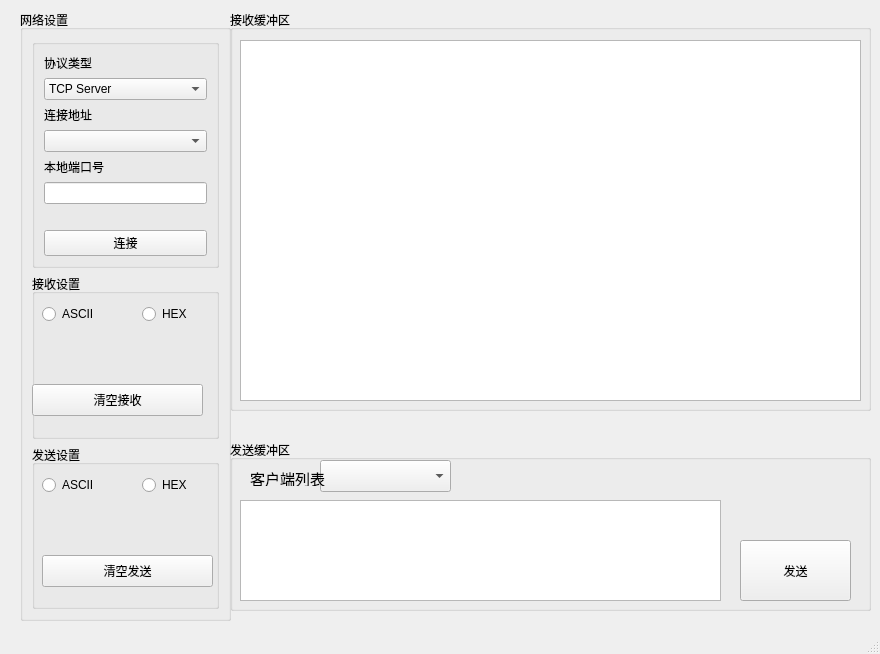
Qt form MainWindow.ui (yangpf92/nettool_for_mac) before a commit.
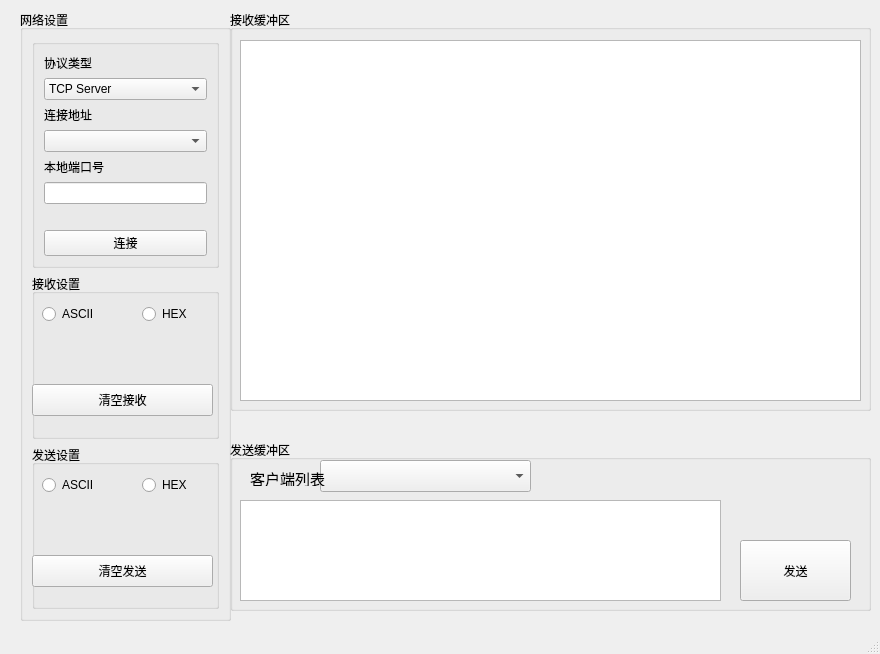
The same form after that commit.

What changed in the file:
```diff
--- a/MainWindow.ui
+++ b/MainWindow.ui
@@ -159,7 +159,7 @@
          <rect>
           <x>0</x>
           <y>110</y>
-          <width>171</width>
+          <width>181</width>
           <height>32</height>
          </rect>
         </property>
@@ -203,9 +203,9 @@
        <widget class="QPushButton" name="pushButton">
         <property name="geometry">
          <rect>
-          <x>10</x>
+          <x>0</x>
           <y>110</y>
-          <width>171</width>
+          <width>181</width>
           <height>32</height>
          </rect>
         </property>
@@ -306,7 +306,7 @@
       <rect>
        <x>90</x>
        <y>20</y>
-       <width>131</width>
+       <width>211</width>
        <height>32</height>
       </rect>
      </property>
```
Left out of the diff: 6 changed lines with no effect on the pictures.
